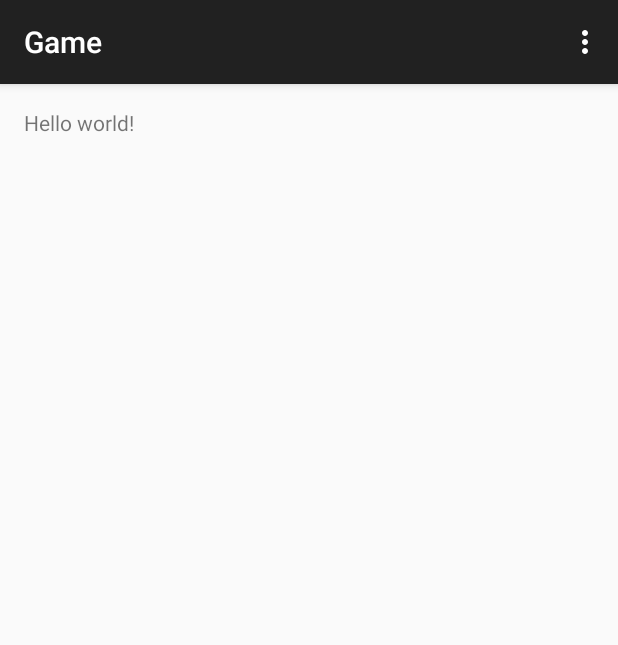
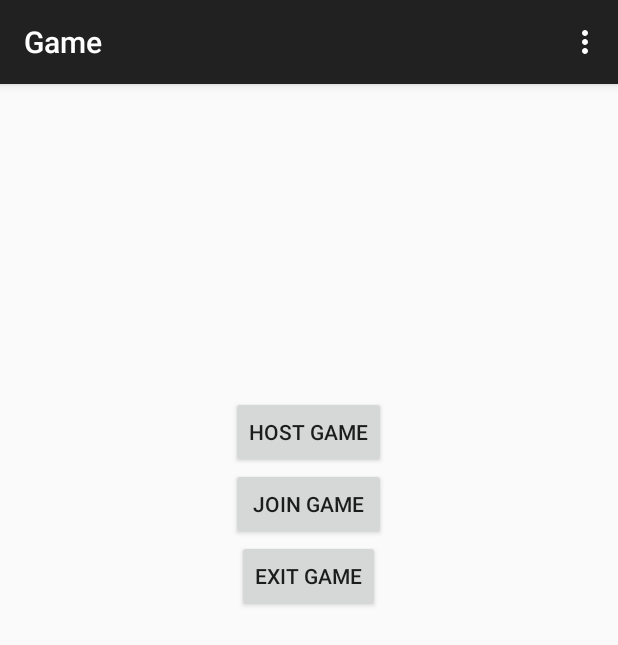
Before and after one commit to ritchi75/SPGame, an Android app: the screen it shows after launch (MainActivity), on a phone screen of 412 x 824 dp. Shown: the top 645 px of the screen. Run offline under Robolectric (Android 15) with nearby library versions, the phone set to English and light mode, and no system bars.

Commit message:
Added in basic buttons for our main screen

```diff
--- a/app/src/main/res/layout/activity_main.xml
+++ b/app/src/main/res/layout/activity_main.xml
@@ -5,7 +5,30 @@
     android:paddingTop="@dimen/activity_vertical_margin"
     android:paddingBottom="@dimen/activity_vertical_margin" tools:context=".MainActivity">
 
-    <TextView android:text="@string/hello_world" android:layout_width="wrap_content"
-        android:layout_height="wrap_content" />
+    <Button
+        android:layout_width="wrap_content"
+        android:layout_height="wrap_content"
+        android:text="Host Game"
+        android:id="@+id/buttonHostGame"
+        android:layout_marginTop="192dp"
+        android:layout_alignParentTop="true"
+        android:layout_centerHorizontal="true" />
+
+    <Button
+        android:layout_width="wrap_content"
+        android:layout_height="wrap_content"
+        android:text="Join Game"
+        android:id="@+id/buttonJoinGame"
+        android:layout_below="@+id/buttonHostGame"
+        android:layout_alignEnd="@+id/buttonHostGame"
+        android:layout_alignStart="@+id/buttonHostGame" />
+
+    <Button
+        android:layout_width="wrap_content"
+        android:layout_height="wrap_content"
+        android:text="Exit Game"
+        android:id="@+id/buttonExitGame"
+        android:layout_below="@+id/buttonJoinGame"
+        android:layout_centerHorizontal="true" />
 
 </RelativeLayout>
--- /dev/null
+++ b/build.gradle
@@ -0,0 +1,19 @@
+// Top-level build file where you can add configuration options common to all sub-projects/modules.
+
+buildscript {
+    repositories {
+        jcenter()
+    }
+    dependencies {
+        classpath 'com.android.tools.build:gradle:1.0.0'
+
+        // NOTE: Do not place your application dependencies here; they belong
+        // in the individual module build.gradle files
+    }
+}
+
+allprojects {
+    repositories {
+        jcenter()
+    }
+}
--- /dev/null
+++ b/settings.gradle
@@ -0,0 +1 @@
+include ':app'
```
Also changed, not shown: gradle.properties (added, +18 -0 lines), gradle/wrapper/gradle-wrapper.properties (added), 5 other files.
